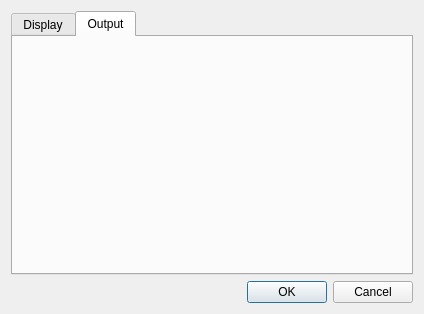
Qt form preferences.ui (grahamrow/Muview2) before a commit.
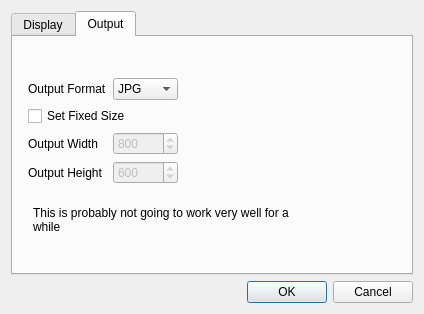
The same form after that commit. The open tabs and pages were chosen to show the change.

Commit message: Image preferences are now active. Images can now be copied to the clipboard.

Patch:
```diff
--- a/preferences.ui
+++ b/preferences.ui
@@ -276,6 +276,102 @@
       <attribute name="title">
        <string>Output</string>
       </attribute>
+      <widget class="QLabel" name="label_9">
+       <property name="geometry">
+        <rect>
+         <x>20</x>
+         <y>140</y>
+         <width>273</width>
+         <height>85</height>
+        </rect>
+       </property>
+       <property name="text">
+        <string>This is probably not going to work very well for a while</string>
+       </property>
+       <property name="wordWrap">
+        <bool>true</bool>
+       </property>
+      </widget>
+      <widget class="QWidget" name="">
+       <property name="geometry">
+        <rect>
+         <x>15</x>
+         <y>41</y>
+         <width>150</width>
+         <height>116</height>
+        </rect>
+       </property>
+       <layout class="QFormLayout" name="formLayout">
+        <item row="0" column="0">
+         <widget class="QLabel" name="label_6">
+          <property name="text">
+           <string>Output Format</string>
+          </property>
+         </widget>
+        </item>
+        <item row="0" column="1">
+         <widget class="QComboBox" name="imageFormat">
+          <item>
+           <property name="text">
+            <string>JPG</string>
+           </property>
+          </item>
+          <item>
+           <property name="text">
+            <string>PNG</string>
+           </property>
+          </item>
+         </widget>
+        </item>
+        <item row="1" column="0" colspan="2">
+         <widget class="QCheckBox" name="fixedSize">
+          <property name="text">
+           <string>Set Fixed Size</string>
+          </property>
+         </widget>
+        </item>
+        <item row="2" column="0">
+         <widget class="QLabel" name="label_7">
+          <property name="text">
+           <string>Output Width</string>
+          </property>
+         </widget>
+        </item>
+        <item row="2" column="1">
+         <widget class="QSpinBox" name="imageWidth">
+          <property name="enabled">
+           <bool>false</bool>
+          </property>
+          <property name="maximum">
+           <number>2000</number>
+          </property>
+          <property name="value">
+           <number>800</number>
+          </property>
+         </widget>
+        </item>
+        <item row="3" column="0">
+         <widget class="QLabel" name="label_8">
+          <property name="text">
+           <string>Output Height</string>
+          </property>
+         </widget>
+        </item>
+        <item row="3" column="1">
+         <widget class="QSpinBox" name="imageHeight">
+          <property name="enabled">
+           <bool>false</bool>
+          </property>
+          <property name="maximum">
+           <number>2000</number>
+          </property>
+          <property name="value">
+           <number>600</number>
+          </property>
+         </widget>
+        </item>
+       </layout>
+      </widget>
      </widget>
     </widget>
    </item>
```
Left out of the diff: 40 changed lines with no effect on the pictures. The commit also changes 8 other files.
